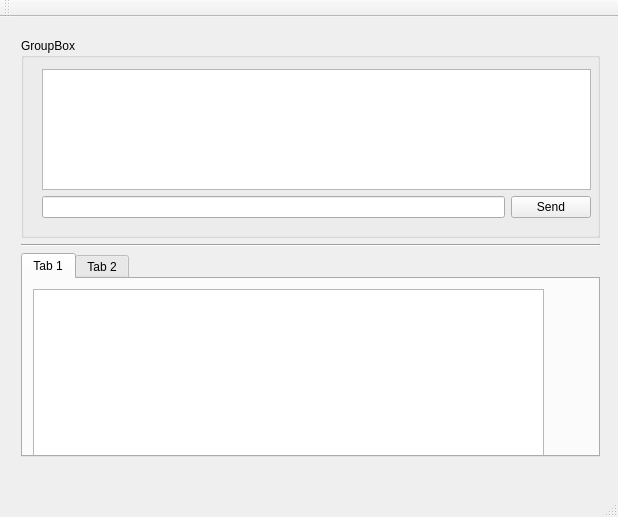
The window that mainwindow.ui (mickey9910326/ASA_HMI_Data_Agent) describes before a commit, drawn with Qt 5.
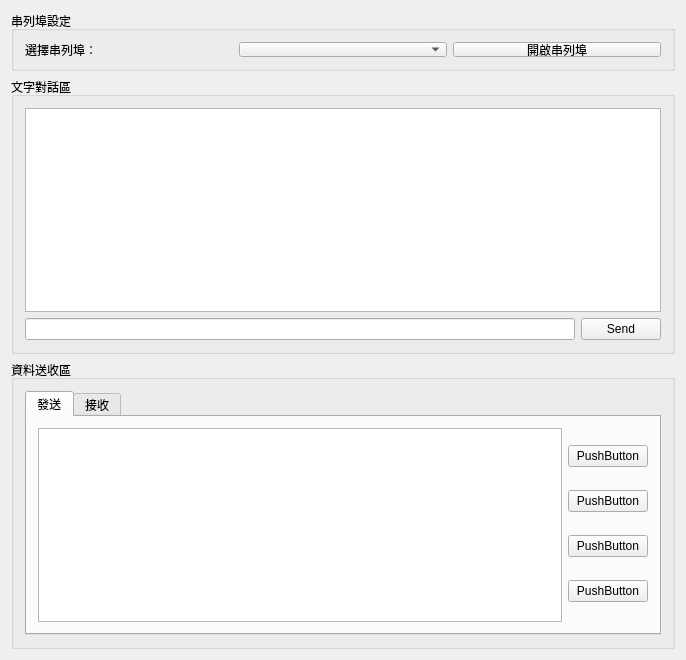
The same window after the commit. The open tabs and pages were chosen to show the change.

The edit to the form file:
```diff
--- a/mainwindow.ui
+++ b/mainwindow.ui
@@ -6,61 +6,130 @@
    <rect>
     <x>0</x>
     <y>0</y>
-    <width>618</width>
-    <height>517</height>
+    <width>686</width>
+    <height>660</height>
    </rect>
   </property>
   <property name="windowTitle">
    <string>MainWindow</string>
   </property>
   <widget class="QWidget" name="centralWidget">
-   <widget class="QWidget" name="verticalLayoutWidget">
-    <property name="geometry">
-     <rect>
-      <x>10</x>
-      <y>10</y>
-      <width>601</width>
-      <height>441</height>
-     </rect>
-    </property>
+   <layout class="QVBoxLayout" name="verticalLayout_4">
+    <item>
     <layout class="QVBoxLayout" name="verticalLayout">
      <property name="spacing">
       <number>6</number>
      </property>
+      <property name="sizeConstraint">
+       <enum>QLayout::SetDefaultConstraint</enum>
+      </property>
+      <property name="topMargin">
+       <number>0</number>
+      </property>
+      <property name="bottomMargin">
+       <number>0</number>
+      </property>
      <item>
-      <widget class="QGroupBox" name="groupBox">
+       <widget class="QGroupBox" name="groupBox_Serial">
+        <property name="sizePolicy">
+         <sizepolicy hsizetype="Preferred" vsizetype="Preferred">
+          <horstretch>0</horstretch>
+          <verstretch>0</verstretch>
+         </sizepolicy>
+        </property>
        <property name="minimumSize">
         <size>
          <width>0</width>
-         <height>200</height>
-        </size>
-       </property>
+          <height>60</height>
+         </size>
+        </property>
+        <property name="maximumSize">
+         <size>
+          <width>16777215</width>
+          <height>60</height>
+         </size>
+        </property>
+        <property name="title">
+         <string>串列埠設定</string>
+        </property>
+        <property name="alignment">
+         <set>Qt::AlignLeading|Qt::AlignLeft|Qt::AlignTop</set>
+        </property>
+        <layout class="QHBoxLayout" name="horizontalLayout_2">
+         <item>
+          <widget class="QLabel" name="label">
+           <property name="maximumSize">
+            <size>
+             <width>16777215</width>
+             <height>16777215</height>
+            </size>
+           </property>
        <property name="baseSize">
         <size>
          <width>0</width>
          <height>0</height>
         </size>
        </property>
-       <property name="title">
-        <string>GroupBox</string>
-       </property>
-       <widget class="QWidget" name="verticalLayoutWidget_2">
-        <property name="geometry">
-         <rect>
-          <x>10</x>
-          <y>20</y>
-          <width>571</width>
-          <height>171</height>
-         </rect>
+           <property name="text">
+            <string>選擇串列埠：</string>
+           </property>
+          </widget>
+         </item>
+         <item>
+          <widget class="QComboBox" name="portComboBox"/>
+         </item>
+         <item>
+          <widget class="QPushButton" name="buttonToggle">
+           <property name="text">
+            <string>開啟串列埠</string>
+           </property>
+          </widget>
+         </item>
+        </layout>
+       </widget>
+      </item>
+      <item>
+       <widget class="QGroupBox" name="groupBox_Terminal">
+        <property name="minimumSize">
+         <size>
+          <width>0</width>
+          <height>50</height>
+         </size>
+        </property>
+        <property name="maximumSize">
+         <size>
+          <width>16777215</width>
+          <height>16777215</height>
+         </size>
+        </property>
+        <property name="baseSize">
+         <size>
+          <width>0</width>
+          <height>0</height>
+         </size>
+        </property>
+        <property name="title">
+         <string>文字對話區</string>
         </property>
         <layout class="QVBoxLayout" name="verticalLayout_2">
          <item>
-          <widget class="QTextBrowser" name="textBrowser"/>
+          <widget class="QTextBrowser" name="textBrowser">
+           <property name="sizePolicy">
+            <sizepolicy hsizetype="Preferred" vsizetype="Preferred">
+             <horstretch>0</horstretch>
+             <verstretch>0</verstretch>
+            </sizepolicy>
+           </property>
+          </widget>
          </item>
          <item>
           <layout class="QHBoxLayout" name="horizontalLayout">
            <item>
-            <widget class="QLineEdit" name="lineEdit"/>
+            <widget class="QLineEdit" name="lineEdit">
+             <property name="enabled">
+              <bool>true</bool>
+             </property>
+            </widget>
            </item>
            <item>
             <widget class="QPushButton" name="pushButton">
@@ -73,74 +142,88 @@
          </item>
         </layout>
        </widget>
-      </widget>
      </item>
      <item>
-      <widget class="Line" name="line">
-       <property name="orientation">
-        <enum>Qt::Horizontal</enum>
-       </property>
-      </widget>
-     </item>
+       <widget class="QGroupBox" name="groupBox_SendRead">
+        <property name="title">
+         <string>資料送收區</string>
+        </property>
+        <property name="alignment">
+         <set>Qt::AlignLeading|Qt::AlignLeft|Qt::AlignTop</set>
+        </property>
+        <layout class="QVBoxLayout" name="verticalLayout_3">
      <item>
       <widget class="QTabWidget" name="tabWidget">
+           <property name="sizePolicy">
+            <sizepolicy hsizetype="Preferred" vsizetype="Preferred">
+             <horstretch>0</horstretch>
+             <verstretch>0</verstretch>
+            </sizepolicy>
+           </property>
        <property name="currentIndex">
         <number>1</number>
        </property>
        <widget class="QWidget" name="tab">
         <attribute name="title">
-         <string>Tab 1</string>
-        </attribute>
-        <widget class="QTextEdit" name="textEdit">
-         <property name="geometry">
-          <rect>
-           <x>10</x>
-           <y>10</y>
-           <width>511</width>
-           <height>171</height>
-          </rect>
-         </property>
-        </widget>
-       </widget>
-       <widget class="QWidget" name="tab_2">
-        <attribute name="title">
-         <string>Tab 2</string>
-        </attribute>
-        <widget class="QTextEdit" name="textEdit_2">
-         <property name="geometry">
-          <rect>
-           <x>10</x>
-           <y>10</y>
-           <width>511</width>
-           <height>171</height>
-          </rect>
-         </property>
-        </widget>
-       </widget>
-      </widget>
+             <string>發送</string>
+            </attribute>
+            <layout class="QHBoxLayout" name="horizontalLayout_4">
+             <item>
+              <widget class="QTextEdit" name="textEdit"/>
+             </item>
+             <item>
+              <layout class="QVBoxLayout" name="verticalLayout_5">
+               <item>
+                <widget class="QPushButton" name="pushButton_3">
+                 <property name="text">
+                  <string>PushButton</string>
+                 </property>
+                </widget>
+               </item>
+               <item>
+                <widget class="QPushButton" name="pushButton_4">
+                 <property name="text">
+                  <string>PushButton</string>
+                 </property>
+                </widget>
+               </item>
+               <item>
+                <widget class="QPushButton" name="pushButton_5">
+                 <property name="text">
+                  <string>PushButton</string>
+                 </property>
+                </widget>
+               </item>
+               <item>
+                <widget class="QPushButton" name="pushButton_2">
+                 <property name="text">
+                  <string>PushButton</string>
+                 </property>
+                </widget>
+               </item>
+              </layout>
+             </item>
+            </layout>
+           </widget>
+           <widget class="QWidget" name="tabReceive">
+            <attribute name="title">
+             <string>接收</string>
+            </attribute>
+            <layout class="QHBoxLayout" name="horizontalLayout_3">
+             <item>
+              <widget class="QTextEdit" name="textEdit_2"/>
      </item>
     </layout>
    </widget>
   </widget>
-  <widget class="QMenuBar" name="menuBar">
-   <property name="geometry">
-    <rect>
-     <x>0</x>
-     <y>0</y>
-     <width>618</width>
-     <height>21</height>
-    </rect>
-   </property>
-  </widget>
-  <widget class="QToolBar" name="mainToolBar">
-   <attribute name="toolBarArea">
-    <enum>TopToolBarArea</enum>
-   </attribute>
-   <attribute name="toolBarBreak">
-    <bool>false</bool>
-   </attribute>
+         </item>
+        </layout>
+       </widget>
+      </item>
+     </layout>
+    </item>
+   </layout>
   </widget>
-  <widget class="QStatusBar" name="statusBar"/>
  </widget>
  <layoutdefault spacing="6" margin="11"/>
  <resources/>
```
Left out of the diff: 6 changed lines with no effect on the pictures. Lines whose indentation alone changed are shown as unchanged.
